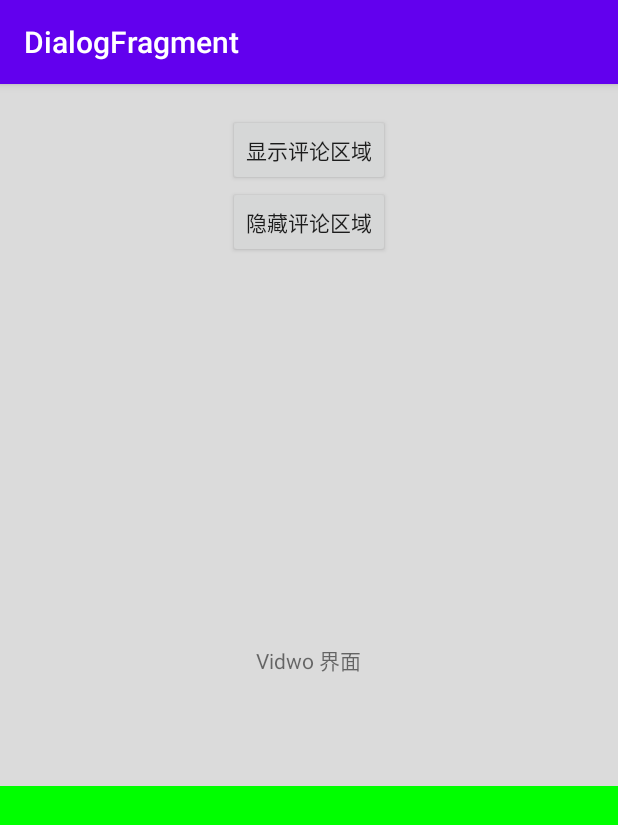
After one commit to wjianchen13/DialogFragment, an Android app: the CustomBottomActivity screen opened directly, with no data from a screen before it, on a phone screen of 412 x 824 dp. The commit adds this screen. Shown: the top 825 px of the screen. Run offline under Robolectric (Android 15) with nearby library versions, the phone set to English and light mode, and no system bars.

Commit message:
底部弹出菜单

```diff
--- a/app/src/main/AndroidManifest.xml
+++ b/app/src/main/AndroidManifest.xml
@@ -9,7 +9,8 @@
         android:roundIcon="@mipmap/ic_launcher_round"
         android:supportsRtl="true"
         android:theme="@style/AppTheme">
-        <activity android:name=".MainActivity">
+        <activity android:name=".MainActivity"
+            android:exported="true">
             <intent-filter>
                 <action android:name="android.intent.action.MAIN" />
 
@@ -22,6 +23,7 @@
         <activity android:name=".bottom.BottomActivity" />
         <activity android:name=".progress.ProgressActivity" />
         <activity android:name=".top.TopActivity" />
+        <activity android:name=".custombottom.CustomBottomActivity" />
     </application>
 
 </manifest>
--- /dev/null
+++ b/app/src/main/java/com/example/dialogfragment/custombottom/CustomBottomActivity.java
@@ -0,0 +1,45 @@
+package com.example.dialogfragment.custombottom;
+
+import android.os.Bundle;
+import android.view.View;
+import android.widget.Button;
+import android.widget.LinearLayout;
+
+import androidx.appcompat.app.AppCompatActivity;
+
+import com.example.dialogfragment.R;
+import com.example.dialogfragment.bottom.CommentFragment;
+
+public class CustomBottomActivity extends AppCompatActivity {
+
+    private Button btn_comment;
+    private Button btn_comment1;
+    private LinearLayout ll_bottom;
+    private CustomBottomFragment bottomSheetFragment;
+
+    @Override
+    protected void onCreate(Bundle savedInstanceState) {
+        super.onCreate(savedInstanceState);
+        setContentView(R.layout.activity_custom_bottom);
+        btn_comment = (Button) findViewById(R.id.btn_comment);
+        btn_comment1 = (Button) findViewById(R.id.btn_comment1);
+        ll_bottom = (LinearLayout) findViewById(R.id.ll_bottom);
+        btn_comment.setOnClickListener(new View.OnClickListener() {
+            @Override
+            public void onClick(View v) {
+                if(bottomSheetFragment == null)
+                    bottomSheetFragment = CustomBottomFragment.getInstance(ll_bottom.getWidth(), ll_bottom.getHeight());
+                bottomSheetFragment.show(getSupportFragmentManager(), CommentFragment.class.getSimpleName());
+            }
+        });
+        btn_comment1.setOnClickListener(new View.OnClickListener() {
+            @Override
+            public void onClick(View v) {
+                if(bottomSheetFragment == null) {
+                    return ;
+                }
+                bottomSheetFragment.close(true);
+            }
+        });
+    }
+}
--- /dev/null
+++ b/app/src/main/res/layout/activity_custom_bottom.xml
@@ -0,0 +1,43 @@
+<?xml version="1.0" encoding="utf-8"?>
+<RelativeLayout
+    xmlns:android="http://schemas.android.com/apk/res/android"
+    android:layout_width="match_parent"
+    android:layout_height="match_parent"
+    android:background="#dbdbdb"
+    android:orientation="vertical">
+    <Button
+        android:id="@+id/btn_comment"
+        android:layout_width="wrap_content"
+        android:layout_height="wrap_content"
+        android:layout_centerHorizontal="true"
+        android:layout_marginTop="20dp"
+        android:text="显示评论区域"/>
+
+    <Button
+        android:id="@+id/btn_comment1"
+        android:layout_width="wrap_content"
+        android:layout_height="wrap_content"
+        android:layout_centerHorizontal="true"
+        android:layout_below="@id/btn_comment"
+        android:text="隐藏评论区域"/>
+
+    <TextView
+        android:id="@+id/tv_video"
+        android:layout_width="wrap_content"
+        android:layout_height="wrap_content"
+        android:layout_centerInParent="true"
+        android:gravity="center"
+        android:text="Vidwo 界面"/>
+
+    <LinearLayout
+        android:id="@+id/ll_bottom"
+        android:layout_width="match_parent"
+        android:layout_height="300dp"
+        android:gravity="center"
+        android:background="#ff00ff00"
+        android:layout_alignParentBottom="true"
+        android:orientation="horizontal">
+
+    </LinearLayout>
+
+</RelativeLayout>
```
Also changed, not shown: app/src/main/java/com/example/dialogfragment/MainActivity.java (+8 -0 lines), app/src/main/java/com/example/dialogfragment/custombottom/CustomBottomFragment.java (added, +215 -0 lines), app/src/main/res/layout/activity_main.xml (+7 -0 lines), app/src/main/res/layout/fragment_custom_bottom_sheet.xml (added, +43 -0 lines).
